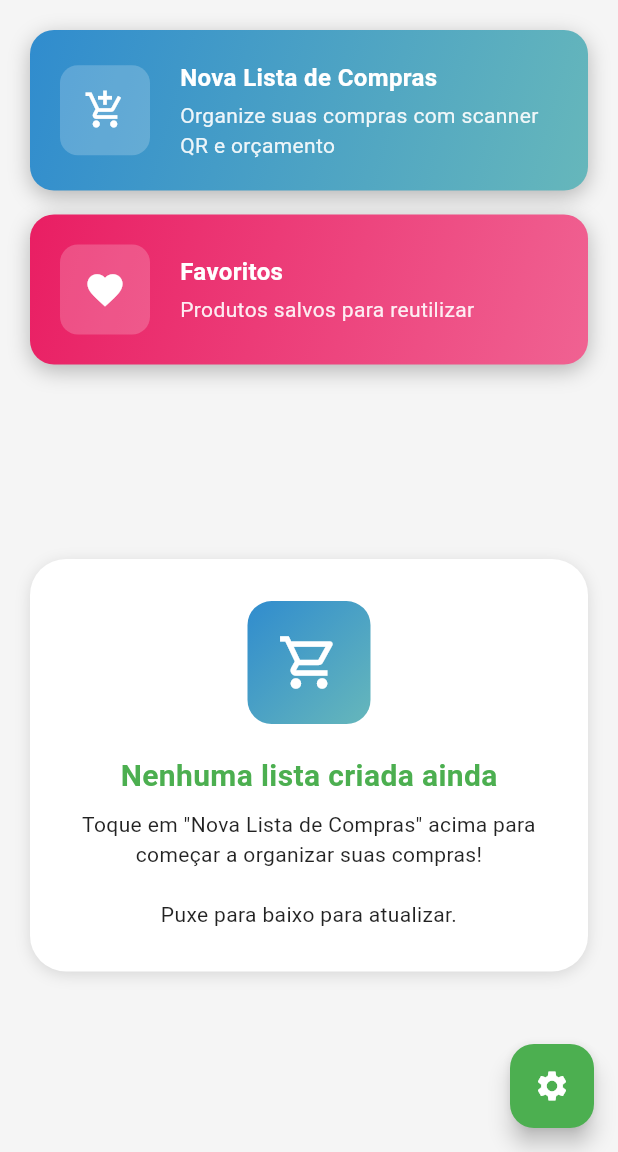
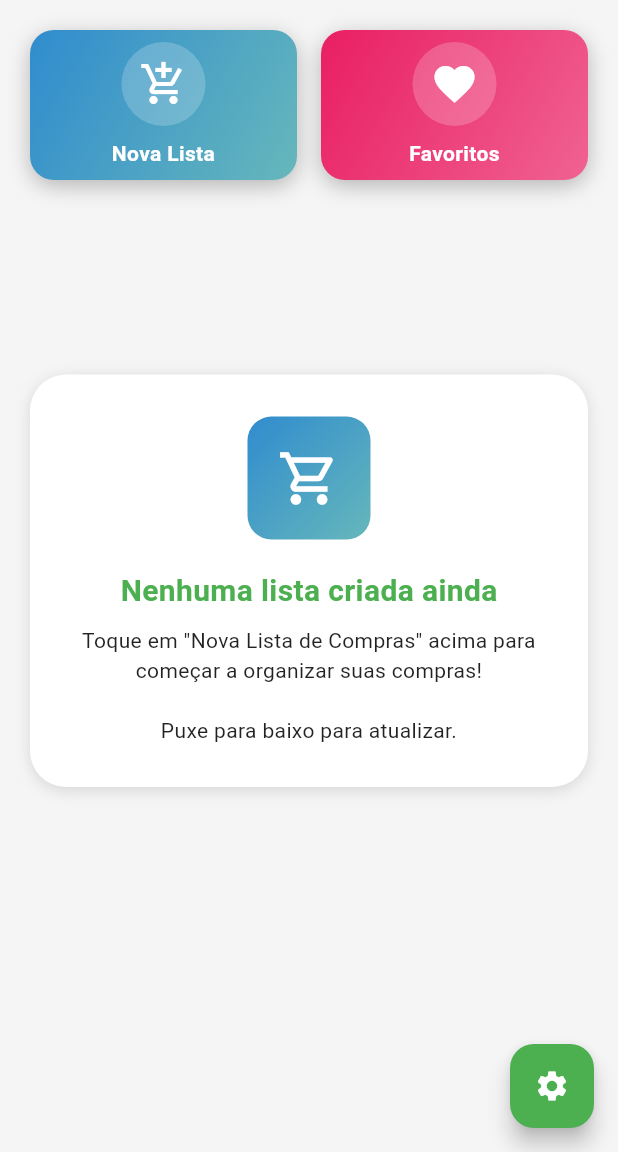
Before and after one commit to GrecoLucas/App, a Flutter app: the screen it shows after launch, on a phone screen of 412 x 824 dp, the part 84-1236 px from its top. Run offline on Flutter 3.47's test engine with Material 3 defaults, Android fonts, the phone set to English and light mode, and no system bars; our stand-ins replace google_fonts, shared_preferences; missing offline and left inert: mobile_scanner.

Commit message:
better ui

```diff
--- a/firstly/lib/screens/home_screen.dart
+++ b/firstly/lib/screens/home_screen.dart
@@ -189,7 +189,7 @@ class _HomeScreenState extends State<HomeScreen> with TickerProviderStateMixin {
                         child: DropdownButtonFormField<ShoppingList?>(
                           value: selectedListToCopy,
                           decoration: const InputDecoration(
-                            labelText: 'Copiar produtos de (opcional)',
+                            labelText: 'Copiar de (opcional)',
                             border: InputBorder.none,
                             contentPadding: EdgeInsets.symmetric(
                               horizontal: AppConstants.paddingLarge,
@@ -201,7 +201,7 @@ class _HomeScreenState extends State<HomeScreen> with TickerProviderStateMixin {
                           items: [
                             const DropdownMenuItem<ShoppingList?>(
                               value: null,
-                              child: Text('Nenhuma (lista vazia)'),
+                              child: Text('Lista vazia'),
                             ),
                             ...shoppingLists.map((list) => DropdownMenuItem<ShoppingList?>(
                               value: list,
@@ -216,35 +216,6 @@ class _HomeScreenState extends State<HomeScreen> with TickerProviderStateMixin {
                               selectedListToCopy = value;
                             });
                           },
-                        ),
-                      ),
-                    ],
-                    // Mostrar informação sobre a cópia quando há uma lista selecionada
-                    if (selectedListToCopy != null) ...[
-                      const SizedBox(height: AppConstants.paddingMedium),
-                      Container(
-                        padding: const EdgeInsets.all(AppConstants.paddingMedium),
-                        decoration: BoxDecoration(
-                          color: AppTheme.lightGreen,
-                          borderRadius: BorderRadius.circular(AppConstants.radiusMedium),
-                        ),
-                        child: Row(
-                          children: [
-                            const Icon(
-                              Icons.info_outline,
-                              color: AppTheme.darkGreen,
-                              size: AppConstants.iconSmall,
-                            ),
-                            const SizedBox(width: AppConstants.paddingSmall),
-                            Expanded(
-                              child: Text(
-                                'Os produtos serão copiados com quantidade 1 e preço €0,00',
-                                style: AppStyles.captionGrey.copyWith(
-                                  color: AppTheme.darkGreen,
-                                ),
-                              ),
-                            ),
-                          ],
                         ),
                       ),
                     ],
@@ -665,26 +636,26 @@ class _HomeScreenState extends State<HomeScreen> with TickerProviderStateMixin {
   }
 
   Widget _buildMainNavigationButtons() {
-    return Container(
-      width: double.infinity,
-      margin: const EdgeInsets.all(AppConstants.paddingLarge),
-      child: Column(
+    return Padding(
+      padding: const EdgeInsets.all(AppConstants.paddingLarge),
+      child: Row(
         children: [
           // Botão Nova Lista de Compras
-          _buildNavigationButton(
+          Expanded(
+            child: _buildCompactButton(
               icon: Icons.add_shopping_cart,
-            title: 'Nova Lista de Compras',
-            subtitle: 'Organize suas compras com scanner QR e orçamento',
+              label: 'Nova Lista',
               gradient: AppTheme.primaryGradient,
               onTap: _addNewList,
             ),
-          const SizedBox(height: AppConstants.paddingMedium),
+          ),
+          const SizedBox(width: AppConstants.paddingMedium),
 
           // Botão Favoritos
-          _buildNavigationButton(
+          Expanded(
+            child: _buildCompactButton(
               icon: Icons.favorite,
-            title: 'Favoritos',
-            subtitle: 'Produtos salvos para reutilizar',
+              label: 'Favoritos',
               gradient: const LinearGradient(
                 colors: [Color(0xFFE91E63), Color(0xFFF06292)],
                 begin: Alignment.topLeft,
@@ -699,19 +670,20 @@ class _HomeScreenState extends State<HomeScreen> with TickerProviderStateMixin {
                 );
               },
             ),
+          ),
         ],
       ),
     );
   }
 
-  Widget _buildNavigationButton({
+  Widget _buildCompactButton({
     required IconData icon,
-    required String title,
-    required String subtitle,
+    required String label,
     required Gradient gradient,
     required VoidCallback onTap,
   }) {
     return Container(
+      height: 100,
       decoration: BoxDecoration(
         gradient: gradient,
         borderRadius: BorderRadius.circular(AppConstants.radiusLarge),
@@ -722,46 +694,31 @@ class _HomeScreenState extends State<HomeScreen> with TickerProviderStateMixin {
         child: InkWell(
           onTap: onTap,
           borderRadius: BorderRadius.circular(AppConstants.radiusLarge),
-          child: Padding(
-            padding: const EdgeInsets.all(AppConstants.paddingLarge),
-            child: Row(
+          child: Column(
+            mainAxisAlignment: MainAxisAlignment.center,
             children: [
               Container(
-                  padding: const EdgeInsets.all(AppConstants.paddingMedium),
+                padding: const EdgeInsets.all(12),
                 decoration: BoxDecoration(
                   color: Colors.white.withOpacity(0.2),
-                    borderRadius: BorderRadius.circular(AppConstants.radiusMedium),
+                  shape: BoxShape.circle,
                 ),
                 child: Icon(
                   icon,
                   color: Colors.white,
-                    size: AppConstants.iconLarge,
+                  size: 32,
                 ),
               ),
-                const SizedBox(width: AppConstants.paddingLarge),
-                Expanded(
-                  child: Column(
-                    crossAxisAlignment: CrossAxisAlignment.start,
-                    children: [
+              const SizedBox(height: 8),
               Text(
-                        title,
-                        style: AppStyles.bodyLarge.copyWith(
+                label,
+                style: AppStyles.bodyMedium.copyWith(
                   color: Colors.white,
-                          fontWeight: FontWeight.bold,
+                  fontWeight: FontWeight.w600,
                 ),
-                      ),
-                      const SizedBox(height: 4),
-                      Text(
-                        subtitle,
-                        style: AppStyles.bodyMedium.copyWith(
-                          color: Colors.white.withOpacity(0.9),
-                        ),
+                textAlign: TextAlign.center,
               ),
             ],
-                  ),
-                ),
-              ],
-            ),
           ),
         ),
       ),
--- a/firstly/lib/services/storage_service.dart
+++ b/firstly/lib/services/storage_service.dart
@@ -63,17 +63,17 @@ class StorageService {
       final preferenceString = prefs.getString(_sortPreferenceKey);
 
       if (preferenceString == null) {
-        return SortCriteria.alphabetical; // Padrão
+        return SortCriteria.smart; // Padrão
       }
 
       // Converte a string de volta para o enum
       return SortCriteria.values.firstWhere(
         (criteria) => criteria.toString() == preferenceString,
-        orElse: () => SortCriteria.alphabetical,
+        orElse: () => SortCriteria.smart,
       );
     } catch (e) {
       print('Erro ao carregar preferência de ordenação: $e');
-      return SortCriteria.alphabetical;
+      return SortCriteria.smart;
     }
   }
 
```
Also changed, not shown: firstly/lib/models/list.dart (+19 -2 lines), firstly/lib/screens/shopping_list_detail_screen.dart (+61 -2 lines), firstly/lib/widgets/enhanced_product_card.dart (+10 -5 lines), firstly/lib/widgets/sort_options_widget.dart (+27 -0 lines), 1 other file. Lines whose indentation alone changed are shown as unchanged.
